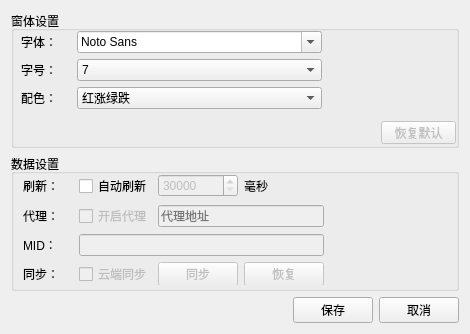
Qt form ui/fundSettingDialog.ui (xuzhonglin/FundView) before a commit.
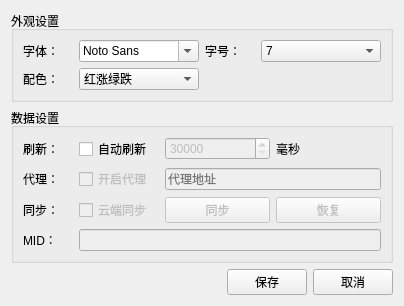
The same form after that commit.

Commit message: 优化设置界面，新增加仓减仓

The edit to the form file:
```diff
--- a/ui/fundSettingDialog.ui
+++ b/ui/fundSettingDialog.ui
@@ -6,8 +6,8 @@
    <rect>
     <x>0</x>
     <y>0</y>
-    <width>470</width>
-    <height>334</height>
+    <width>398</width>
+    <height>268</height>
    </rect>
   </property>
   <property name="windowTitle">
@@ -20,44 +20,166 @@
    <string notr="true"/>
   </property>
   <layout class="QGridLayout" name="gridLayout">
-   <item row="2" column="2">
-    <widget class="QPushButton" name="pushButton">
-     <property name="focusPolicy">
-      <enum>Qt::NoFocus</enum>
-     </property>
-     <property name="text">
-      <string>取消</string>
-     </property>
-    </widget>
-   </item>
-   <item row="2" column="0">
-    <spacer name="horizontalSpacer">
-     <property name="orientation">
-      <enum>Qt::Horizontal</enum>
-     </property>
-     <property name="sizeHint" stdset="0">
-      <size>
-       <width>40</width>
-       <height>20</height>
-      </size>
-     </property>
-    </spacer>
-   </item>
    <item row="1" column="0" colspan="3">
     <widget class="QGroupBox" name="groupBox_2">
      <property name="title">
       <string>数据设置</string>
      </property>
-     <widget class="QWidget" name="layoutWidget">
-      <property name="geometry">
-       <rect>
-        <x>12</x>
-        <y>20</y>
-        <width>301</width>
-        <height>111</height>
-       </rect>
-      </property>
+     <layout class="QGridLayout" name="gridLayout_5">
+      <item row="0" column="0">
       <layout class="QGridLayout" name="gridLayout_2">
+        <item row="1" column="0">
+         <widget class="QLabel" name="label_6">
+          <property name="minimumSize">
+           <size>
+            <width>50</width>
+            <height>0</height>
+           </size>
+          </property>
+          <property name="maximumSize">
+           <size>
+            <width>50</width>
+            <height>16777215</height>
+           </size>
+          </property>
+          <property name="text">
+           <string>代理：</string>
+          </property>
+         </widget>
+        </item>
+        <item row="1" column="1">
+         <widget class="QCheckBox" name="enableProxyChb">
+          <property name="enabled">
+           <bool>false</bool>
+          </property>
+          <property name="minimumSize">
+           <size>
+            <width>70</width>
+            <height>0</height>
+           </size>
+          </property>
+          <property name="maximumSize">
+           <size>
+            <width>80</width>
+            <height>16777215</height>
+           </size>
+          </property>
+          <property name="text">
+           <string>开启代理</string>
+          </property>
+         </widget>
+        </item>
+        <item row="0" column="3">
+         <widget class="QLabel" name="label_8">
+          <property name="text">
+           <string>毫秒</string>
+          </property>
+         </widget>
+        </item>
+        <item row="0" column="0">
+         <widget class="QLabel" name="label_7">
+          <property name="minimumSize">
+           <size>
+            <width>50</width>
+            <height>0</height>
+           </size>
+          </property>
+          <property name="maximumSize">
+           <size>
+            <width>50</width>
+            <height>16777215</height>
+           </size>
+          </property>
+          <property name="text">
+           <string>刷新：</string>
+          </property>
+         </widget>
+        </item>
+        <item row="2" column="1">
+         <widget class="QCheckBox" name="cloudSyncChb">
+          <property name="enabled">
+           <bool>false</bool>
+          </property>
+          <property name="maximumSize">
+           <size>
+            <width>80</width>
+            <height>16777215</height>
+           </size>
+          </property>
+          <property name="text">
+           <string>云端同步</string>
+          </property>
+         </widget>
+        </item>
+        <item row="3" column="0">
+         <widget class="QLabel" name="label_2">
+          <property name="text">
+           <string>MID：</string>
+          </property>
+         </widget>
+        </item>
+        <item row="2" column="3">
+         <widget class="QPushButton" name="pushButton_3">
+          <property name="enabled">
+           <bool>false</bool>
+          </property>
+          <property name="minimumSize">
+           <size>
+            <width>80</width>
+            <height>0</height>
+           </size>
+          </property>
+          <property name="text">
+           <string>恢复</string>
+          </property>
+         </widget>
+        </item>
+        <item row="1" column="2" colspan="2">
+         <widget class="QLineEdit" name="proxyUrlTxt">
+          <property name="enabled">
+           <bool>false</bool>
+          </property>
+          <property name="placeholderText">
+           <string>代理地址</string>
+          </property>
+         </widget>
+        </item>
+        <item row="3" column="1" colspan="3">
+         <widget class="QLineEdit" name="midTxt">
+          <property name="enabled">
+           <bool>false</bool>
+          </property>
+         </widget>
+        </item>
+        <item row="0" column="1">
+         <widget class="QCheckBox" name="enableRefreshChb">
+          <property name="minimumSize">
+           <size>
+            <width>70</width>
+            <height>0</height>
+           </size>
+          </property>
+          <property name="maximumSize">
+           <size>
+            <width>80</width>
+            <height>16777215</height>
+           </size>
+          </property>
+          <property name="text">
+           <string>自动刷新</string>
+          </property>
+         </widget>
+        </item>
+        <item row="2" column="2">
+         <widget class="QPushButton" name="syncBtn">
+          <property name="enabled">
+           <bool>false</bool>
+          </property>
+          <property name="text">
+           <string>同步</string>
+          </property>
+         </widget>
+        </item>
        <item row="0" column="2">
         <widget class="QSpinBox" name="refreshTimeoutTxt">
          <property name="enabled">
@@ -86,149 +208,16 @@
          </property>
         </widget>
        </item>
-       <item row="1" column="2" colspan="2">
-        <widget class="QLineEdit" name="proxyUrlTxt">
-         <property name="enabled">
-          <bool>false</bool>
-         </property>
-         <property name="placeholderText">
-          <string>代理地址</string>
-         </property>
-        </widget>
-       </item>
-       <item row="1" column="0">
-        <widget class="QLabel" name="label_6">
-         <property name="minimumSize">
-          <size>
-           <width>50</width>
-           <height>0</height>
-          </size>
-         </property>
-         <property name="maximumSize">
-          <size>
-           <width>50</width>
-           <height>16777215</height>
-          </size>
-         </property>
-         <property name="text">
-          <string>代理：</string>
-         </property>
-        </widget>
-       </item>
-       <item row="1" column="1">
-        <widget class="QCheckBox" name="enableProxyChb">
-         <property name="enabled">
-          <bool>false</bool>
-         </property>
-         <property name="minimumSize">
-          <size>
-           <width>70</width>
-           <height>0</height>
-          </size>
-         </property>
-         <property name="text">
-          <string>开启代理</string>
-         </property>
-        </widget>
-       </item>
-       <item row="0" column="1">
-        <widget class="QCheckBox" name="enableRefreshChb">
-         <property name="minimumSize">
-          <size>
-           <width>70</width>
-           <height>0</height>
-          </size>
-         </property>
-         <property name="text">
-          <string>自动刷新</string>
-         </property>
-        </widget>
-       </item>
-       <item row="0" column="0">
-        <widget class="QLabel" name="label_7">
-         <property name="minimumSize">
-          <size>
-           <width>50</width>
-           <height>0</height>
-          </size>
-         </property>
-         <property name="maximumSize">
-          <size>
-           <width>50</width>
-           <height>16777215</height>
-          </size>
-         </property>
-         <property name="text">
-          <string>刷新：</string>
-         </property>
-        </widget>
-       </item>
        <item row="2" column="0">
-        <widget class="QLabel" name="label_3">
-         <property name="text">
-          <string>MID：</string>
-         </property>
-        </widget>
-       </item>
-       <item row="2" column="1" colspan="3">
-        <widget class="QLineEdit" name="midTxt">
-         <property name="enabled">
-          <bool>false</bool>
-         </property>
-        </widget>
-       </item>
-       <item row="3" column="0">
         <widget class="QLabel" name="label_4">
          <property name="text">
           <string>同步：</string>
          </property>
         </widget>
        </item>
-       <item row="3" column="1">
-        <widget class="QCheckBox" name="cloudSyncChb">
-         <property name="enabled">
-          <bool>false</bool>
-         </property>
-         <property name="text">
-          <string>云端同步</string>
-         </property>
-        </widget>
-       </item>
-       <item row="3" column="2">
-        <widget class="QPushButton" name="syncBtn">
-         <property name="enabled">
-          <bool>false</bool>
-         </property>
-         <property name="text">
-          <string>同步</string>
-         </property>
-        </widget>
-       </item>
-       <item row="3" column="3">
-        <widget class="QPushButton" name="pushButton_3">
-         <property name="enabled">
-          <bool>false</bool>
-         </property>
-         <property name="minimumSize">
-          <size>
-           <width>80</width>
-           <height>0</height>
-          </size>
-         </property>
-         <property name="text">
-          <string>恢复</string>
-         </property>
-        </widget>
-       </item>
-       <item row="0" column="3">
-        <widget class="QLabel" name="label_8">
-         <property name="text">
-          <string>毫秒</string>
-         </property>
-        </widget>
-       </item>
-      </layout>
-     </widget>
+       </layout>
+      </item>
+     </layout>
     </widget>
    </item>
    <item row="2" column="1">
@@ -241,20 +230,36 @@
      </property>
     </widget>
    </item>
+   <item row="2" column="2">
+    <widget class="QPushButton" name="pushButton">
+     <property name="focusPolicy">
+      <enum>Qt::NoFocus</enum>
+     </property>
+     <property name="text">
+      <string>取消</string>
+     </property>
+    </widget>
+   </item>
+   <item row="2" column="0">
+    <spacer name="horizontalSpacer">
+     <property name="orientation">
+      <enum>Qt::Horizontal</enum>
+     </property>
+     <property name="sizeHint" stdset="0">
+      <size>
+       <width>40</width>
+       <height>20</height>
+      </size>
+     </property>
+    </spacer>
+   </item>
    <item row="0" column="0" colspan="3">
     <widget class="QGroupBox" name="groupBox">
      <property name="title">
-      <string>窗体设置</string>
+      <string>外观设置</string>
      </property>
-     <widget class="QWidget" name="layoutWidget">
-      <property name="geometry">
-       <rect>
-        <x>10</x>
-        <y>20</y>
-        <width>301</width>
-        <height>81</height>
-       </rect>
-      </property>
+     <layout class="QGridLayout" name="gridLayout_4">
+      <item row="0" column="0">
       <layout class="QGridLayout" name="gridLayout_3">
        <item row="0" column="0">
         <widget class="QLabel" name="label">
@@ -275,8 +280,63 @@
          </property>
         </widget>
        </item>
+        <item row="0" column="1">
+         <widget class="QFontComboBox" name="fontNameCob">
+          <property name="maximumSize">
+           <size>
+            <width>120</width>
+            <height>16777215</height>
+           </size>
+          </property>
+          <property name="focusPolicy">
+           <enum>Qt::TabFocus</enum>
+          </property>
+          <property name="sizeAdjustPolicy">
+           <enum>QComboBox::AdjustToContents</enum>
+          </property>
+          <property name="fontFilters">
+           <set>QFontComboBox::ScalableFonts</set>
+          </property>
+          <property name="currentFont">
+           <font>
+            <family>微软雅黑</family>
+           </font>
+          </property>
+         </widget>
+        </item>
        <item row="1" column="1">
+         <widget class="QComboBox" name="colorCob">
+          <property name="maximumSize">
+           <size>
+            <width>120</width>
+            <height>16777215</height>
+           </size>
+          </property>
+          <item>
+           <property name="text">
+            <string>红涨绿跌</string>
+           </property>
+          </item>
+          <item>
+           <property name="text">
+            <string>绿涨红跌</string>
+           </property>
+          </item>
+          <item>
+           <property name="text">
+            <string>单色纯黑</string>
+           </property>
+          </item>
+         </widget>
+        </item>
+        <item row="0" column="3">
         <widget class="QComboBox" name="fontSizeCob">
+          <property name="minimumSize">
+           <size>
+            <width>120</width>
+            <height>0</height>
+           </size>
+          </property>
          <property name="currentText">
           <string>7</string>
          </property>
@@ -333,37 +393,6 @@
         </widget>
        </item>
        <item row="1" column="0">
-        <widget class="QLabel" name="label_2">
-         <property name="minimumSize">
-          <size>
-           <width>50</width>
-           <height>0</height>
-          </size>
-         </property>
-         <property name="maximumSize">
-          <size>
-           <width>50</width>
-           <height>16777215</height>
-          </size>
-         </property>
-         <property name="text">
-          <string>字号：</string>
-         </property>
-        </widget>
-       </item>
-       <item row="0" column="1">
-        <widget class="QFontComboBox" name="fontNameCob">
-         <property name="focusPolicy">
-          <enum>Qt::TabFocus</enum>
-         </property>
-         <property name="currentFont">
-          <font>
-           <family>宋体</family>
-          </font>
-         </property>
-        </widget>
-       </item>
-       <item row="2" column="0">
         <widget class="QLabel" name="label_5">
          <property name="minimumSize">
           <size>
@@ -376,43 +405,22 @@
          </property>
         </widget>
        </item>
-       <item row="2" column="1">
-        <widget class="QComboBox" name="colorCob">
-         <item>
-          <property name="text">
-           <string>红涨绿跌</string>
+        <item row="0" column="2">
+         <widget class="QLabel" name="label_9">
+          <property name="minimumSize">
+           <size>
+            <width>50</width>
+            <height>0</height>
+           </size>
           </property>
-         </item>
-         <item>
           <property name="text">
-           <string>绿涨红跌</string>
+           <string>字号：</string>
           </property>
-         </item>
-         <item>
-          <property name="text">
-           <string>单色纯黑</string>
-          </property>
-         </item>
         </widget>
        </item>
       </layout>
-     </widget>
-     <widget class="QPushButton" name="resetBtn">
-      <property name="enabled">
-       <bool>false</bool>
-      </property>
-      <property name="geometry">
-       <rect>
-        <x>370</x>
-        <y>110</y>
-        <width>75</width>
-        <height>23</height>
-       </rect>
-      </property>
-      <property name="text">
-       <string>恢复默认</string>
-      </property>
-     </widget>
+      </item>
+     </layout>
     </widget>
    </item>
   </layout>
```
Left out of the diff: 40 changed lines with no effect on the pictures. Lines whose indentation alone changed are shown as unchanged. The commit also changes 8 other files.
